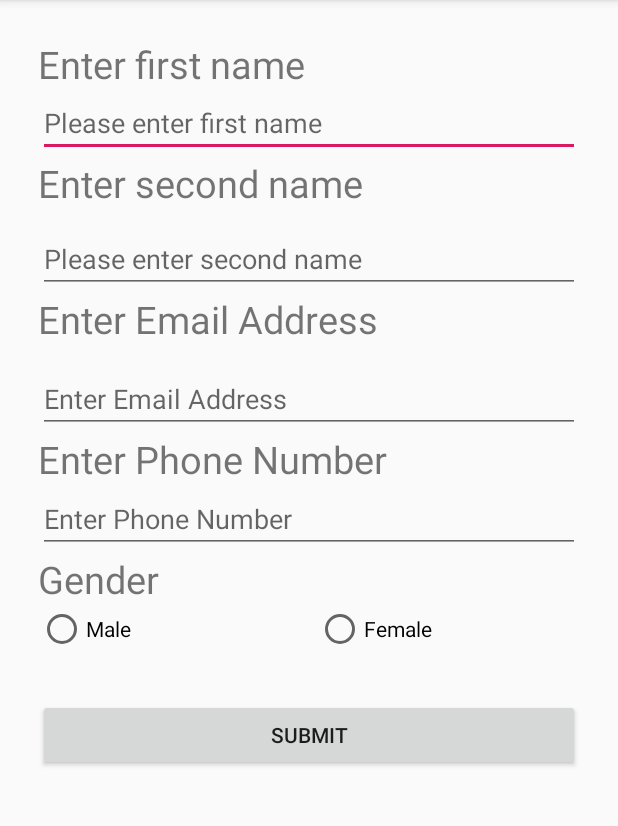
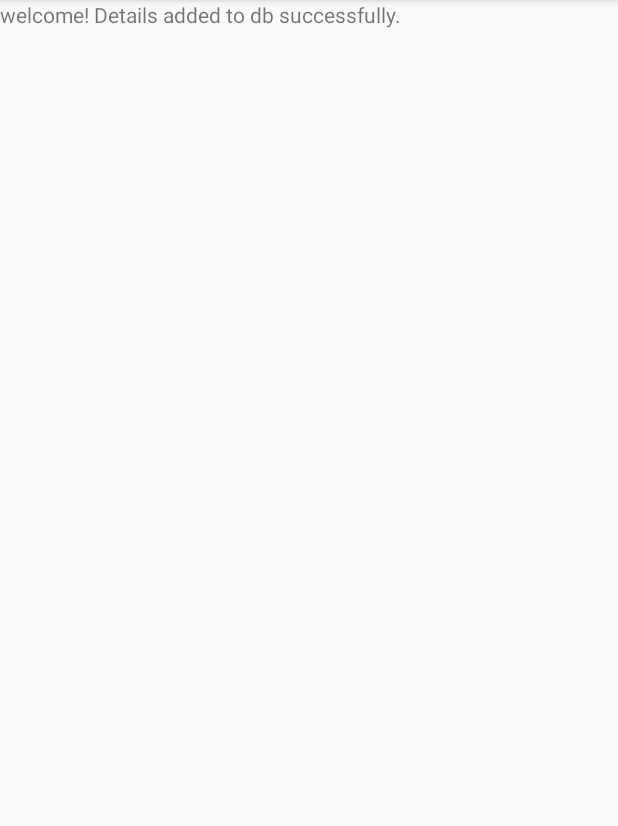
Before and after one commit to KariukiAbel/SQLite-Android-Demo, an Android app: the screen it shows after launch (MainActivity before the commit, ViewActivity after it), after a tap on "SUBMIT", on a phone screen of 412 x 824 dp, the part 84-910 px from its top. Run offline under Robolectric (Android 15) with nearby library versions, the phone set to English and light mode, and no system bars.

Commit message:
Added logs for easy debugging

```diff
--- a/app/src/main/AndroidManifest.xml
+++ b/app/src/main/AndroidManifest.xml
@@ -9,6 +9,7 @@
         android:roundIcon="@mipmap/ic_launcher_round"
         android:supportsRtl="true"
         android:theme="@style/AppTheme">
+        <activity android:name=".ViewActivity"></activity>
         <activity android:name=".MainActivity">
             <intent-filter>
                 <action android:name="android.intent.action.MAIN" />
--- a/app/src/main/java/com/nabesh/sqlitedatabasedemo/Database.java
+++ b/app/src/main/java/com/nabesh/sqlitedatabasedemo/Database.java
@@ -4,6 +4,7 @@ import android.content.ContentValues;
 import android.content.Context;
 import android.database.sqlite.SQLiteDatabase;
 import android.database.sqlite.SQLiteOpenHelper;
+import android.util.Log;
 import android.view.View;
 
 import androidx.annotation.Nullable;
@@ -14,12 +15,12 @@ public class Database extends SQLiteOpenHelper {
     public static final String TABLE_USER = "contacts";
 
     public static final String COLUMN_ID = "id";
-    public static final String COLUMN_FIRSTNAME = "first name";
-    public static final String COLUMN_LASTNAME = "last name";
+    public static final String COLUMN_FIRSTNAME = "first_name";
+    public static final String COLUMN_LASTNAME = "last_name";
     public static final String COLUMN_EMAIL = "email";
-    public static final String COLUMN_PHONENUMBER = "phone number";
+    public static final String COLUMN_PHONENUMBER = "phone_number";
     public static final String COLUMN_GENDER = "gender";
-    public static final String COLUMN_DATE_REGISTERED = "date registered";
+    public static final String COLUMN_DATE_REGISTERED = "date _registered";
 
     public Database(Context context, String name, SQLiteDatabase.CursorFactory factory, int version) {
         super(context, name, factory, version);
@@ -38,13 +39,14 @@ public class Database extends SQLiteOpenHelper {
     public void onCreate(SQLiteDatabase sqLiteDatabase) {
         String CREATE_TABLE_SQL = "CREATE TABLE " + TABLE_USER + "(" +
                 COLUMN_ID + " INTEGER PRIMARY KEY AUTOINCREMENT, " +
-                COLUMN_FIRSTNAME + " VARCHAR(255) NOTNULL, " +
-                COLUMN_LASTNAME + " VARCHAR(255) NOTNULL, " +
-                COLUMN_EMAIL + " VARCHAR(255) NOTNULL, " +
-                COLUMN_PHONENUMBER + " VARCHAR(255) NOTNULL, " +
-                COLUMN_GENDER + " VARCHAR(255) NOTNULL, " +
+                COLUMN_FIRSTNAME + " VARCHAR(255) NOT NULL, " +
+                COLUMN_LASTNAME + " VARCHAR(255) NOT NULL, " +
+                COLUMN_EMAIL + " VARCHAR(255) NOT NULL, " +
+                COLUMN_PHONENUMBER + " VARCHAR(255) NOT NULL, " +
+                COLUMN_GENDER + " VARCHAR(255) NOT NULL, " +
                 COLUMN_DATE_REGISTERED + " TIMESTAMP NOT NULL DEFAULT CURRENT_TIMESTAMP )";
         sqLiteDatabase.execSQL(CREATE_TABLE_SQL);
+        Log.d("Database","Database created successfull");
 
     }
 
@@ -66,5 +68,6 @@ public class Database extends SQLiteOpenHelper {
         SQLiteDatabase db = this.getWritableDatabase();
         db.insert(TABLE_USER,null,values);
         db.close();
+        Log.d("Database","Data added successfully to db");
     }
 }
--- a/app/src/main/java/com/nabesh/sqlitedatabasedemo/MainActivity.java
+++ b/app/src/main/java/com/nabesh/sqlitedatabasedemo/MainActivity.java
@@ -2,7 +2,9 @@ package com.nabesh.sqlitedatabasedemo;
 
 import androidx.appcompat.app.AppCompatActivity;
 
+import android.content.Intent;
 import android.os.Bundle;
+import android.util.Log;
 import android.view.View;
 import android.widget.Button;
 import android.widget.EditText;
@@ -46,7 +48,8 @@ public class MainActivity extends AppCompatActivity {
                     gender,
                     phoneNumber.getText().toString());
             db.addDetails(model);
-
+            Intent intent = new Intent(MainActivity.this, ViewActivity.class);
+            startActivity(intent);
         }
     };
 }
--- /dev/null
+++ b/app/src/main/java/com/nabesh/sqlitedatabasedemo/ViewActivity.java
@@ -0,0 +1,18 @@
+package com.nabesh.sqlitedatabasedemo;
+
+import androidx.appcompat.app.AppCompatActivity;
+
+import android.os.Bundle;
+import android.widget.TextView;
+
+public class ViewActivity extends AppCompatActivity {
+    TextView tv;
+
+    @Override
+    protected void onCreate(Bundle savedInstanceState) {
+        super.onCreate(savedInstanceState);
+        setContentView(R.layout.activity_view);
+        tv = findViewById(R.id.textView);
+        tv.setText("welcome! Details added to db successfully.");
+    }
+}
--- /dev/null
+++ b/app/src/main/res/layout/activity_view.xml
@@ -0,0 +1,15 @@
+<?xml version="1.0" encoding="utf-8"?>
+<LinearLayout xmlns:android="http://schemas.android.com/apk/res/android"
+    xmlns:app="http://schemas.android.com/apk/res-auto"
+    xmlns:tools="http://schemas.android.com/tools"
+    android:layout_width="match_parent"
+    android:layout_height="match_parent"
+    android:orientation="vertical"
+    tools:context=".ViewActivity">
+
+    <TextView
+        android:id="@+id/textView"
+        android:layout_width="match_parent"
+        android:layout_height="93dp"
+        android:text="TextView" />
+</LinearLayout>
```
